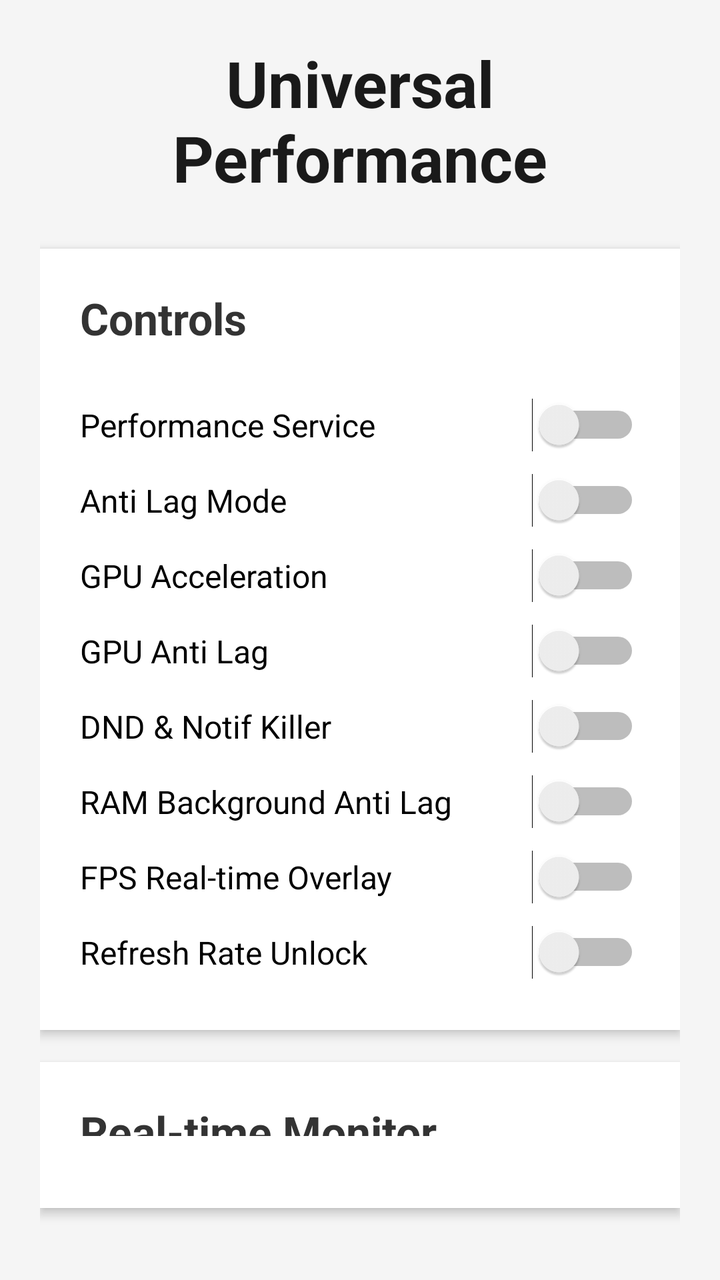
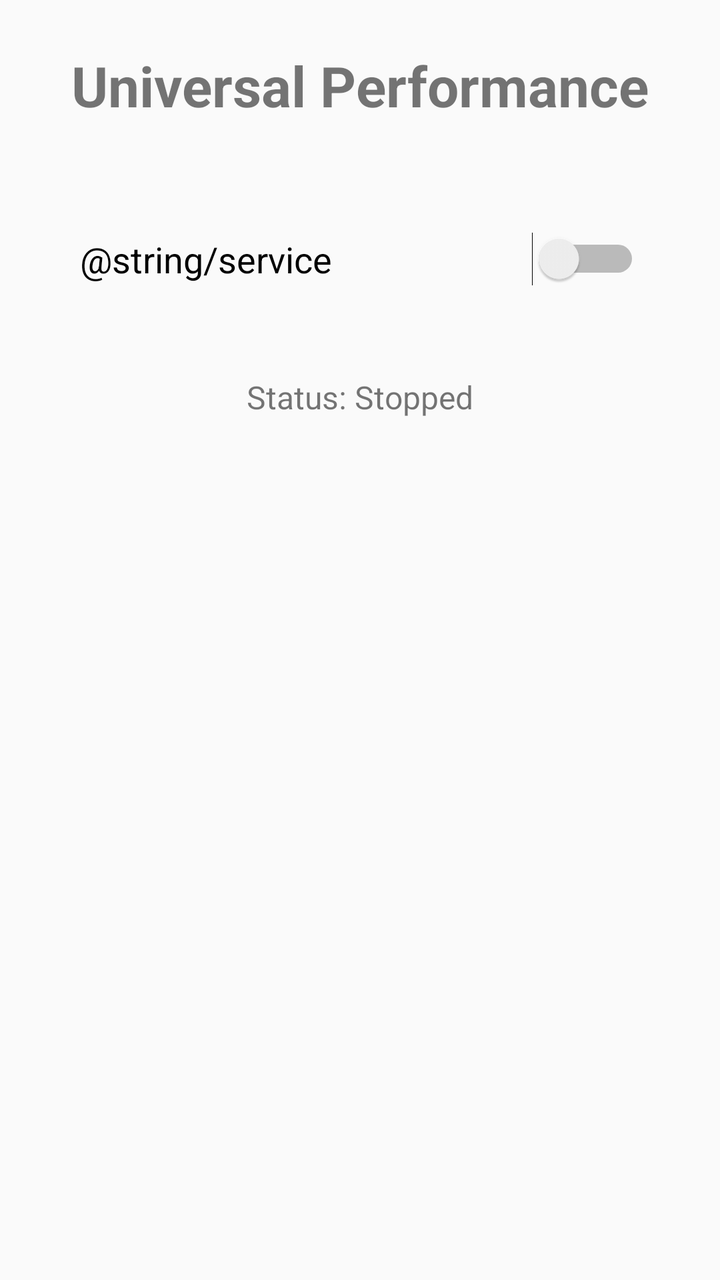

An Android layout rendered at two revisions. The XML below is the earlier revision; the diff shows what the commit changed to produce the second picture.
<!-- AndroidManifest.xml: application theme Theme.AppCompat.Light.NoActionBar -->
<!-- res/layout/activity_main.xml -->
<?xml version="1.0" encoding="utf-8"?>
<LinearLayout xmlns:android="http://schemas.android.com/apk/res/android"
    android:layout_width="match_parent"
    android:layout_height="match_parent"
    android:orientation="vertical"
    android:padding="20dp"
    android:background="#F5F5F5">

    <TextView
        android:layout_width="match_parent"
        android:layout_height="wrap_content"
        android:text="Universal Performance"
        android:textSize="32sp"
        android:textStyle="bold"
        android:gravity="center"
        android:layout_marginBottom="24dp"
        android:textColor="#1A1A1A"/>

    <LinearLayout
        android:layout_width="match_parent"
        android:layout_height="wrap_content"
        android:orientation="vertical"
        android:background="#FFFFFF"
        android:padding="20dp"
        android:layout_marginBottom="16dp"
        android:elevation="3dp">

        <TextView
            android:layout_width="wrap_content"
            android:layout_height="wrap_content"
            android:text="Controls"
            android:textSize="22sp"
            android:textStyle="bold"
            android:layout_marginBottom="20dp"
            android:textColor="#333333"/>

        <Switch
            android:id="@+id/switch_service"
            android:layout_width="match_parent"
            android:layout_height="wrap_content"
            android:text="Performance Service"
            android:textSize="16sp"
            android:paddingVertical="8dp"/>

        <Switch
            android:id="@+id/switch_anti_lag"
            android:layout_width="match_parent"
            android:layout_height="wrap_content"
            android:text="Anti Lag Mode"
            android:textSize="16sp"
            android:paddingVertical="8dp"/>

        <Switch
            android:id="@+id/switch_gpu_accel"
            android:layout_width="match_parent"
            android:layout_height="wrap_content"
            android:text="GPU Acceleration"
            android:textSize="16sp"
            android:paddingVertical="8dp"/>

        <Switch
            android:id="@+id/switch_gpu_anti_lag"
            android:layout_width="match_parent"
            android:layout_height="wrap_content"
            android:text="GPU Anti Lag"
            android:textSize="16sp"
            android:paddingVertical="8dp"/>

        <Switch
            android:id="@+id/switch_dnd_mode"
            android:layout_width="match_parent"
            android:layout_height="wrap_content"
            android:text="DND &amp; Notif Killer"
            android:textSize="16sp"
            android:paddingVertical="8dp"/>

        <Switch
            android:id="@+id/switch_ram_boost"
            android:layout_width="match_parent"
            android:layout_height="wrap_content"
            android:text="RAM Background Anti Lag"
            android:textSize="16sp"
            android:paddingVertical="8dp"/>

        <Switch
            android:id="@+id/switch_fps_overlay"
            android:layout_width="match_parent"
            android:layout_height="wrap_content"
            android:text="FPS Real-time Overlay"
            android:textSize="16sp"
            android:paddingVertical="8dp"/>

        <Switch
            android:id="@+id/switch_refresh_rate"
            android:layout_width="match_parent"
            android:layout_height="wrap_content"
            android:text="Refresh Rate Unlock"
            android:textSize="16sp"
            android:paddingVertical="8dp"/>
    </LinearLayout>

    <LinearLayout
        android:layout_width="match_parent"
        android:layout_height="wrap_content"
        android:orientation="vertical"
        android:background="#FFFFFF"
        android:padding="20dp"
        android:layout_marginBottom="16dp"
        android:elevation="3dp">

        <TextView
            android:layout_width="wrap_content"
            android:layout_height="wrap_content"
            android:text="Real-time Monitor"
            android:textSize="22sp"
            android:textStyle="bold"
            android:layout_marginBottom="16dp"
            android:textColor="#333333"/>

        <TextView
            android:id="@+id/text_fps"
            android:layout_width="match_parent"
            android:layout_height="wrap_content"
            android:text="FPS: 60"
            android:textSize="18sp"
            android:paddingVertical="8dp"
            android:textColor="#2E7D32"
            android:textStyle="bold"/>

        <TextView
            android:id="@+id/text_temp"
            android:layout_width="match_parent"
            android:layout_height="wrap_content"
            android:text="Suhu: 36.0°C"
            android:textSize="16sp"
            android:paddingVertical="6dp"
            android:textColor="#E65100"/>

        <TextView
            android:id="@+id/text_network"
            android:layout_width="match_parent"
            android:layout_height="wrap_content"
            android:text="WiFi: ON | Data: ON"
            android:textSize="16sp"
            android:paddingVertical="6dp"
            android:textColor="#1565C0"/>

        <TextView
            android:id="@+id/text_refresh_rate"
            android:layout_width="match_parent"
            android:layout_height="wrap_content"
            android:text="Refresh Rate: 60Hz"
            android:textSize="16sp"
            android:paddingVertical="6dp"
            android:textColor="#9C27B0"/>
    </LinearLayout>

    <LinearLayout
        android:layout_width="match_parent"
        android:layout_height="wrap_content"
        android:orientation="vertical"
        android:background="#FFFFFF"
        android:padding="20dp"
        android:elevation="3dp">

        <TextView
            android:layout_width="wrap_content"
            android:layout_height="wrap_content"
            android:text="Status"
            android:textSize="22sp"
            android:textStyle="bold"
            android:layout_marginBottom="12dp"
            android:textColor="#333333"/>

        <TextView
            android:id="@+id/text_status"
            android:layout_width="match_parent"
            android:layout_height="wrap_content"
            android:text="Status: Stopped"
            android:textSize="16sp"
            android:paddingVertical="4dp"
            android:textColor="#666666"/>

        <TextView
            android:id="@+id/text_device_info"
            android:layout_width="match_parent"
            android:layout_height="wrap_content"
            android:textSize="14sp"
            android:paddingVertical="4dp"
            android:textColor="#888888"/>
    </LinearLayout>
</LinearLayout>
<!-- resources referenced by this layout -->
<resources>

</resources>

<!-- the commit's change to res/layout/activity_main.xml (unified diff, before → after) -->
@@ -3,190 +3,30 @@
     android:layout_width="match_parent"
     android:layout_height="match_parent"
     android:orientation="vertical"
-    android:padding="20dp"
-    android:background="#F5F5F5">
+    android:padding="24dp"
+    android:gravity="center_horizontal">
 
     <TextView
+        android:layout_width="wrap_content"
+        android:layout_height="wrap_content"
+        android:text="Universal Performance"
+        android:textSize="28sp"
+        android:textStyle="bold"
+        android:layout_marginBottom="40dp"/>
+
+    <Switch
+        android:id="@+id/switch_service"
         android:layout_width="match_parent"
         android:layout_height="wrap_content"
-        android:text="Universal Performance"
-        android:textSize="32sp"
-        android:textStyle="bold"
-        android:gravity="center"
-        android:layout_marginBottom="24dp"
-        android:textColor="#1A1A1A"/>
+        android:text="@string/service"
+        android:textSize="18sp"
+        android:padding="16dp"/>
 
-    <LinearLayout
-        android:layout_width="match_parent"
+    <TextView
+        android:id="@+id/tv_status"
+        android:layout_width="wrap_content"
         android:layout_height="wrap_content"
-        android:orientation="vertical"
-        android:background="#FFFFFF"
-        android:padding="20dp"
-        android:layout_marginBottom="16dp"
-        android:elevation="3dp">
-
-        <TextView
-            android:layout_width="wrap_content"
-            android:layout_height="wrap_content"
-            android:text="Controls"
-            android:textSize="22sp"
-            android:textStyle="bold"
-            android:layout_marginBottom="20dp"
-            android:textColor="#333333"/>
-
-        <Switch
-            android:id="@+id/switch_service"
-            android:layout_width="match_parent"
-            android:layout_height="wrap_content"
-            android:text="Performance Service"
-            android:textSize="16sp"
-            android:paddingVertical="8dp"/>
-
-        <Switch
-            android:id="@+id/switch_anti_lag"
-            android:layout_width="match_parent"
-            android:layout_height="wrap_content"
-            android:text="Anti Lag Mode"
-            android:textSize="16sp"
-            android:paddingVertical="8dp"/>
-
-        <Switch
-            android:id="@+id/switch_gpu_accel"
-            android:layout_width="match_parent"
-            android:layout_height="wrap_content"
-            android:text="GPU Acceleration"
-            android:textSize="16sp"
-            android:paddingVertical="8dp"/>
-
-        <Switch
-            android:id="@+id/switch_gpu_anti_lag"
-            android:layout_width="match_parent"
-            android:layout_height="wrap_content"
-            android:text="GPU Anti Lag"
-            android:textSize="16sp"
-            android:paddingVertical="8dp"/>
-
-        <Switch
-            android:id="@+id/switch_dnd_mode"
-            android:layout_width="match_parent"
-            android:layout_height="wrap_content"
-            android:text="DND &amp; Notif Killer"
-            android:textSize="16sp"
-            android:paddingVertical="8dp"/>
-
-        <Switch
-            android:id="@+id/switch_ram_boost"
-            android:layout_width="match_parent"
-            android:layout_height="wrap_content"
-            android:text="RAM Background Anti Lag"
-            android:textSize="16sp"
-            android:paddingVertical="8dp"/>
-
-        <Switch
-            android:id="@+id/switch_fps_overlay"
-            android:layout_width="match_parent"
-            android:layout_height="wrap_content"
-            android:text="FPS Real-time Overlay"
-            android:textSize="16sp"
-            android:paddingVertical="8dp"/>
-
-        <Switch
-            android:id="@+id/switch_refresh_rate"
-            android:layout_width="match_parent"
-            android:layout_height="wrap_content"
-            android:text="Refresh Rate Unlock"
-            android:textSize="16sp"
-            android:paddingVertical="8dp"/>
-    </LinearLayout>
-
-    <LinearLayout
-        android:layout_width="match_parent"
-        android:layout_height="wrap_content"
-        android:orientation="vertical"
-        android:background="#FFFFFF"
-        android:padding="20dp"
-        android:layout_marginBottom="16dp"
-        android:elevation="3dp">
-
-        <TextView
-            android:layout_width="wrap_content"
-            android:layout_height="wrap_content"
-            android:text="Real-time Monitor"
-            android:textSize="22sp"
-            android:textStyle="bold"
-            android:layout_marginBottom="16dp"
-            android:textColor="#333333"/>
-
-        <TextView
-            android:id="@+id/text_fps"
-            android:layout_width="match_parent"
-            android:layout_height="wrap_content"
-            android:text="FPS: 60"
-            android:textSize="18sp"
-            android:paddingVertical="8dp"
-            android:textColor="#2E7D32"
-            android:textStyle="bold"/>
-
-        <TextView
-            android:id="@+id/text_temp"
-            android:layout_width="match_parent"
-            android:layout_height="wrap_content"
-            android:text="Suhu: 36.0°C"
-            android:textSize="16sp"
-            android:paddingVertical="6dp"
-            android:textColor="#E65100"/>
-
-        <TextView
-            android:id="@+id/text_network"
-            android:layout_width="match_parent"
-            android:layout_height="wrap_content"
-            android:text="WiFi: ON | Data: ON"
-            android:textSize="16sp"
-            android:paddingVertical="6dp"
-            android:textColor="#1565C0"/>
-
-        <TextView
-            android:id="@+id/text_refresh_rate"
-            android:layout_width="match_parent"
-            android:layout_height="wrap_content"
-            android:text="Refresh Rate: 60Hz"
-            android:textSize="16sp"
-            android:paddingVertical="6dp"
-            android:textColor="#9C27B0"/>
-    </LinearLayout>
-
-    <LinearLayout
-        android:layout_width="match_parent"
-        android:layout_height="wrap_content"
-        android:orientation="vertical"
-        android:background="#FFFFFF"
-        android:padding="20dp"
-        android:elevation="3dp">
-
-        <TextView
-            android:layout_width="wrap_content"
-            android:layout_height="wrap_content"
-            android:text="Status"
-            android:textSize="22sp"
-            android:textStyle="bold"
-            android:layout_marginBottom="12dp"
-            android:textColor="#333333"/>
-
-        <TextView
-            android:id="@+id/text_status"
-            android:layout_width="match_parent"
-            android:layout_height="wrap_content"
-            android:text="Status: Stopped"
-            android:textSize="16sp"
-            android:paddingVertical="4dp"
-            android:textColor="#666666"/>
-
-        <TextView
-            android:id="@+id/text_device_info"
-            android:layout_width="match_parent"
-            android:layout_height="wrap_content"
-            android:textSize="14sp"
-            android:paddingVertical="4dp"
-            android:textColor="#888888"/>
-    </LinearLayout>
+        android:text="Status: Stopped"
+        android:textSize="16sp"
+        android:layout_marginTop="30dp"/>
 </LinearLayout>
